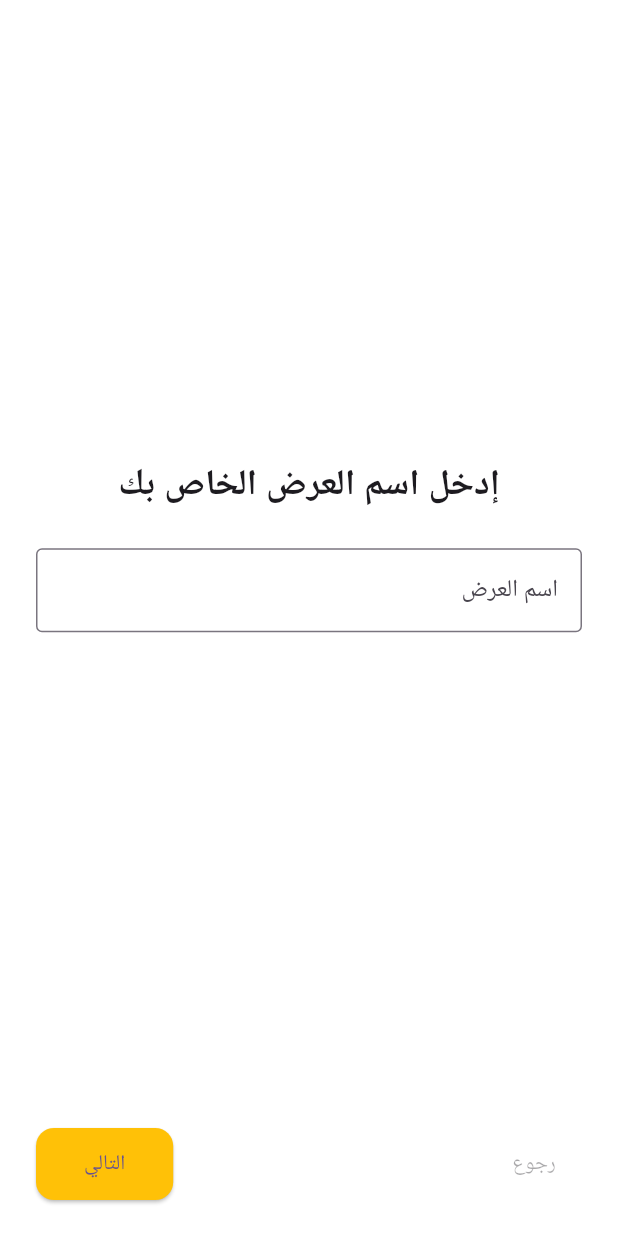
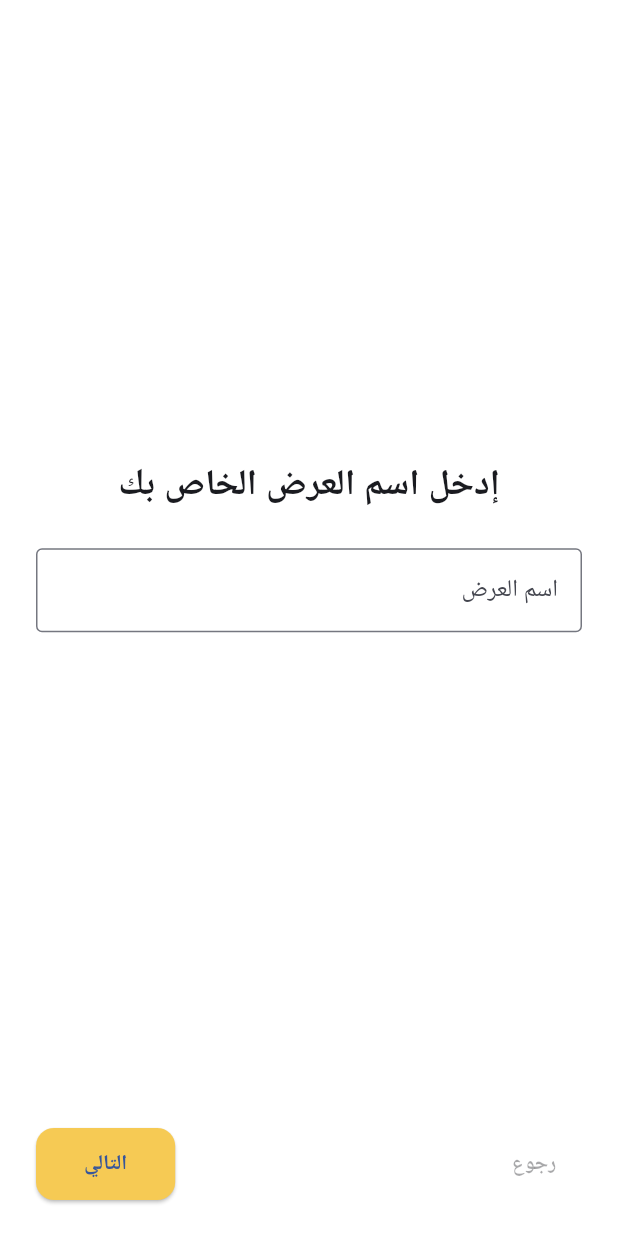
Before and after one commit to LaithAlwani/player-rating, a Flutter app: the OnboardingScreen screen opened directly, on a phone screen of 412 x 824 dp. Run offline on Flutter 3.47's test engine with Material 3 defaults, Android fonts, the light colour scheme and no system bars; our stand-ins replace cloud_firestore, firebase_auth, firebase_core, firebase_storage, flutter_riverpod, font_awesome_flutter and 2 more; accounts and stored records are empty; network calls fail.

Commit message:
changes text styles

```diff
--- a/lib/main.dart
+++ b/lib/main.dart
@@ -29,7 +29,7 @@ class MyApp extends StatelessWidget {
     return MaterialApp(
       title: 'Launs Academy',
       theme: ThemeData(
-        colorScheme: ColorScheme.fromSeed(seedColor: Colors.deepPurple),
+        colorScheme: ColorScheme.fromSeed(seedColor: const Color(0xFF37569a)),
       ),
       localizationsDelegates: const [
         GlobalMaterialLocalizations.delegate,
--- a/lib/screens/onboadring/onboarding_bottom_navbar.dart
+++ b/lib/screens/onboadring/onboarding_bottom_navbar.dart
@@ -24,21 +24,30 @@ class OnboardingBottomNavbar extends StatelessWidget {
           TextButton(
             onPressed: currentPage > 0 ? perviousPage : null,
             style: TextButton.styleFrom(
-              foregroundColor: currentPage > 0 ? Colors.blue : Colors.grey,
+              foregroundColor: currentPage > 0
+                  ? Color(0xFF37569a)
+                  : Colors.grey,
             ),
-            child: const Text("رجوع"),
+            child: const Text(
+              "رجوع",
+              style: TextStyle(fontWeight: FontWeight.bold),
+            ),
           ),
 
           ElevatedButton(
             onPressed: onNextPage,
             style: ElevatedButton.styleFrom(
-              backgroundColor: Colors.amber,
+              backgroundColor: const Color(0xFFf6ca54),
+              foregroundColor: Color(0xFF37569a),
               shape: RoundedRectangleBorder(
                 borderRadius: BorderRadius.circular(12),
               ),
               padding: const EdgeInsets.symmetric(horizontal: 32, vertical: 14),
             ),
-            child: Text(currentPage == totalPages - 1 ? "تسجيل" : "التالي"),
+            child: Text(
+              currentPage == totalPages - 1 ? "تسجيل" : "التالي",
+              style: TextStyle(fontWeight: FontWeight.bold),
+            ),
           ),
         ],
       ),
--- a/lib/screens/profile.dart
+++ b/lib/screens/profile.dart
@@ -151,7 +151,7 @@ class _ProfileState extends ConsumerState<Profile> {
 
                               ScaffoldMessenger.of(context).showSnackBar(
                                 const SnackBar(
-                                  content: Text("تم الحفظ التقيم بنجاح"),
+                                  content: Text(" تم حفظ التقييم بنجاح"),
                                 ),
                               );
                             }
--- a/lib/screens/wlecome/signin.dart
+++ b/lib/screens/wlecome/signin.dart
@@ -26,7 +26,9 @@ class _SignInFormState extends State<SignInForm> {
           crossAxisAlignment: CrossAxisAlignment.stretch,
           children: [
             // intro text
-            const Center(child: Text('تسجيل الدخول')),
+            const Center(
+              child: Text('تسجيل الدخول', style: TextStyle(fontSize: 18)),
+            ),
             const SizedBox(height: 16.0),
 
             // email address
--- a/lib/screens/wlecome/signup.dart
+++ b/lib/screens/wlecome/signup.dart
@@ -26,7 +26,9 @@ class _SignUpFromState extends State<SignUpFrom> {
           crossAxisAlignment: CrossAxisAlignment.stretch,
           children: [
             //intro text
-            const Center(child: Text("إنشاء حساب جديد")),
+            const Center(
+              child: Text("إنشاء حساب جديد", style: TextStyle(fontSize: 18)),
+            ),
             const SizedBox(height: 16),
 
             //email address
--- a/lib/shared/social_logins.dart
+++ b/lib/shared/social_logins.dart
@@ -25,7 +25,11 @@ class SocialLoginSection extends StatelessWidget {
               padding: const EdgeInsets.symmetric(horizontal: 10),
               child: Text(
                 "أو سجل الدخول بواسطة",
-                style: TextStyle(fontSize: 14, color: Colors.grey[800]),
+                style: TextStyle(
+                  fontSize: 14,
+                  color: Colors.grey[800],
+                  fontWeight: FontWeight.bold,
+                ),
               ),
             ),
             Expanded(child: Divider(thickness: 1)),
```
Also changed, not shown: lib/screens/wlecome/welcome.dart (+9 -3 lines).
